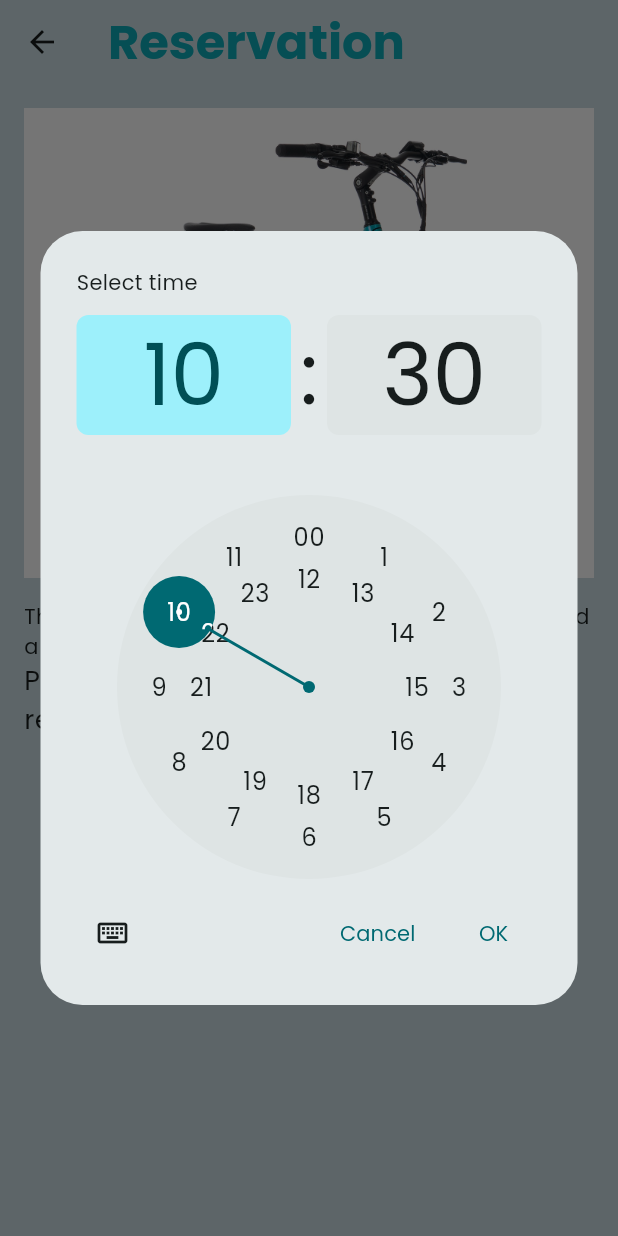
After one commit to bassma734/rentingebike, a Flutter app: the ReservationPage screen opened directly, after a tap on "Select time", on a phone screen of 412 x 824 dp. The commit adds this screen. Run offline on Flutter 3.47's test engine with Material 3 defaults, Android fonts, the phone set to English and light mode, and no system bars; our stand-ins replace firebase_auth, firebase_core, font_awesome_flutter, google_sign_in; accounts and stored records are empty; generated files the repository leaves out were written again.

Commit message:
"first commit"

```diff
--- a/lib/pages/main_page.dart
+++ b/lib/pages/main_page.dart
@@ -66,7 +66,7 @@ class _MainPageState extends State<MainPage> {
     // Navigate to the station details page
     Navigator.push(
       context,
-       MaterialPageRoute(
+      MaterialPageRoute(
         builder: (_) => const EbikeListPage(),
         ),
     );
@@ -80,7 +80,6 @@ class CustomButton extends StatelessWidget {
   final void Function()? onPressed;
 
   @override
-
   Widget build(BuildContext context) {
   return SizedBox(
     width: 280, // adjust the size as needed
@@ -103,3 +102,5 @@ class CustomButton extends StatelessWidget {
 }
 
 }
+
+g
--- /dev/null
+++ b/lib/pages/reservation_page.dart
@@ -0,0 +1,81 @@
+import 'package:flutter/material.dart';
+
+
+
+class ReservationPage extends StatefulWidget {
+  const ReservationPage({super.key});
+
+  @override
+  ReservationPageState createState() => ReservationPageState();
+}
+
+class ReservationPageState extends State<ReservationPage> {
+  final _formKey = GlobalKey<FormState>();
+  TimeOfDay _selectedTime = TimeOfDay.now();
+
+  @override
+  Widget build(BuildContext context) {
+    return Scaffold(
+      appBar: AppBar(
+        title: const Text('Reservation'),
+      ),
+      body: SingleChildScrollView(
+        padding: const EdgeInsets.all(16.0),
+        child: Column(
+          crossAxisAlignment: CrossAxisAlignment.stretch,
+          children: [
+            // Add bike image and details here
+            Image.asset('assets/images/ebike1.jpg'),
+            const SizedBox(height: 16.0),
+            const Text('This is a cool e-bike with a top speed of 20 mph and a range of 30 miles.'),
+
+            // Add reservation form here
+            Form(
+              key: _formKey,
+              child: Column(
+                children: [
+                  const Text(
+                    'Please choose your preferred time for reservation:',
+                    style: TextStyle(fontSize: 18.0),
+                  ),
+                  ElevatedButton(
+                    onPressed: () => _selectTime(context),
+                    child: const Text('Select time'),
+                  ),
+                  Text('Selected time: ${_selectedTime.format(context)}'),
+                  ElevatedButton(
+                    onPressed: (){
+                      if (_formKey.currentState!.validate()) {
+                        // Handle reservation here
+
+                      }
+                    },
+                    child: const Text('Confirm'),
+                  ),
+                ],
+              ),
+            ),
+          ],
+        ),
+      ),
+    );
+  }
+
+  Future<void> _selectTime(BuildContext context) async {
+    final TimeOfDay? picked = await showTimePicker(
+      context: context,
+      initialTime: _selectedTime,
+      builder: (BuildContext context, Widget? child) {
+        return MediaQuery(
+          data: MediaQuery.of(context).copyWith(alwaysUse24HourFormat: true),
+          child: child!,
+        );
+      },
+    );
+    if (picked != null && picked != _selectedTime) {
+      setState(() {
+        _selectedTime = picked;
+      });
+    }
+  }
+}
--- a/pubspec.yaml
+++ b/pubspec.yaml
@@ -52,7 +52,7 @@ dev_dependencies:
   # activated in the `analysis_options.yaml` file located at the root of your
   # package. See that file for information about deactivating specific lint
   # rules and activating additional ones.
-  flutter_lints: ^3.0.1
+  flutter_lints: ^4.0.0
 
 # For information on the generic Dart part of this file, see the
 # following page: https://dart.dev/tools/pub/pubspec
```
Also changed, not shown: pubspec.lock.
